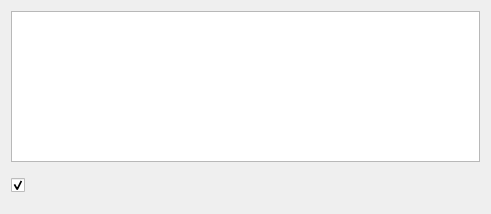
Above: src/ugeneui/src/shtirlitz/ui/StatisticalReport.ui from violethaze74/ugene before the change. Below: the same form after it.
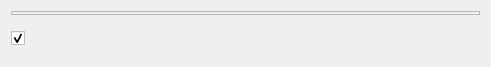
That is the form after the change.

Commit message: UGENE-5007 fix: take language into an account in WhatsNew and StartPage htmls

The edit to the form file:
```diff
--- a/src/ugeneui/src/shtirlitz/ui/StatisticalReport.ui
+++ b/src/ugeneui/src/shtirlitz/ui/StatisticalReport.ui
@@ -7,7 +7,7 @@
     <x>0</x>
     <y>0</y>
     <width>491</width>
-    <height>214</height>
+    <height>67</height>
    </rect>
   </property>
   <property name="sizePolicy">
@@ -21,38 +21,30 @@
   </property>
   <layout class="QVBoxLayout" name="verticalLayout">
    <item>
-    <widget class="QTextBrowser" name="newsTextBrowser">
-     <property name="sizePolicy">
-      <sizepolicy hsizetype="Expanding" vsizetype="Preferred">
-       <horstretch>0</horstretch>
-       <verstretch>0</verstretch>
-      </sizepolicy>
+    <widget class="QFrame" name="frame">
+     <property name="frameShape">
+      <enum>QFrame::StyledPanel</enum>
      </property>
-     <property name="minimumSize">
-      <size>
-       <width>0</width>
-       <height>0</height>
-      </size>
+     <property name="frameShadow">
+      <enum>QFrame::Raised</enum>
      </property>
-     <property name="verticalScrollBarPolicy">
-      <enum>Qt::ScrollBarAsNeeded</enum>
-     </property>
-     <property name="horizontalScrollBarPolicy">
-      <enum>Qt::ScrollBarAsNeeded</enum>
-     </property>
-     <property name="readOnly">
-      <bool>true</bool>
-     </property>
-     <property name="html">
-      <string>&lt;!DOCTYPE HTML PUBLIC &quot;-//W3C//DTD HTML 4.0//EN&quot; &quot;http://www.w3.org/TR/REC-html40/strict.dtd&quot;&gt;
-&lt;html&gt;&lt;head&gt;&lt;meta name=&quot;qrichtext&quot; content=&quot;1&quot; /&gt;&lt;style type=&quot;text/css&quot;&gt;
-p, li { white-space: pre-wrap; }
-&lt;/style&gt;&lt;/head&gt;&lt;body style=&quot; font-family:'Lucida Grande'; font-size:13pt; font-weight:400; font-style:normal;&quot;&gt;
-&lt;p style=&quot;-qt-paragraph-type:empty; margin-top:0px; margin-bottom:0px; margin-left:0px; margin-right:0px; -qt-block-indent:0; text-indent:0px; font-family:'MS Shell Dlg 2'; font-size:8pt;&quot;&gt;&lt;br /&gt;&lt;/p&gt;&lt;/body&gt;&lt;/html&gt;</string>
-     </property>
-     <property name="openLinks">
-     <bool>false</bool>
-     </property>
+     <layout class="QVBoxLayout" name="frameLayout">
+      <property name="spacing">
+       <number>0</number>
+      </property>
+      <property name="leftMargin">
+       <number>0</number>
+      </property>
+      <property name="topMargin">
+       <number>0</number>
+      </property>
+      <property name="rightMargin">
+       <number>0</number>
+      </property>
+      <property name="bottomMargin">
+       <number>0</number>
+      </property>
+     </layout>
     </widget>
    </item>
    <item>
```
The commit also changes 10 other files.
